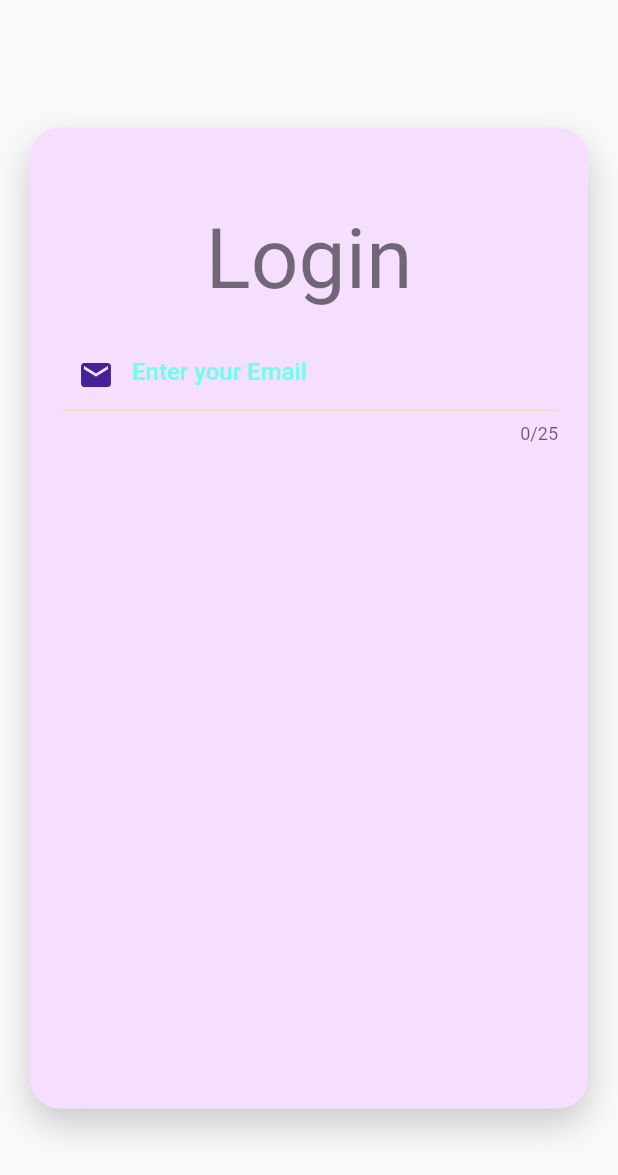
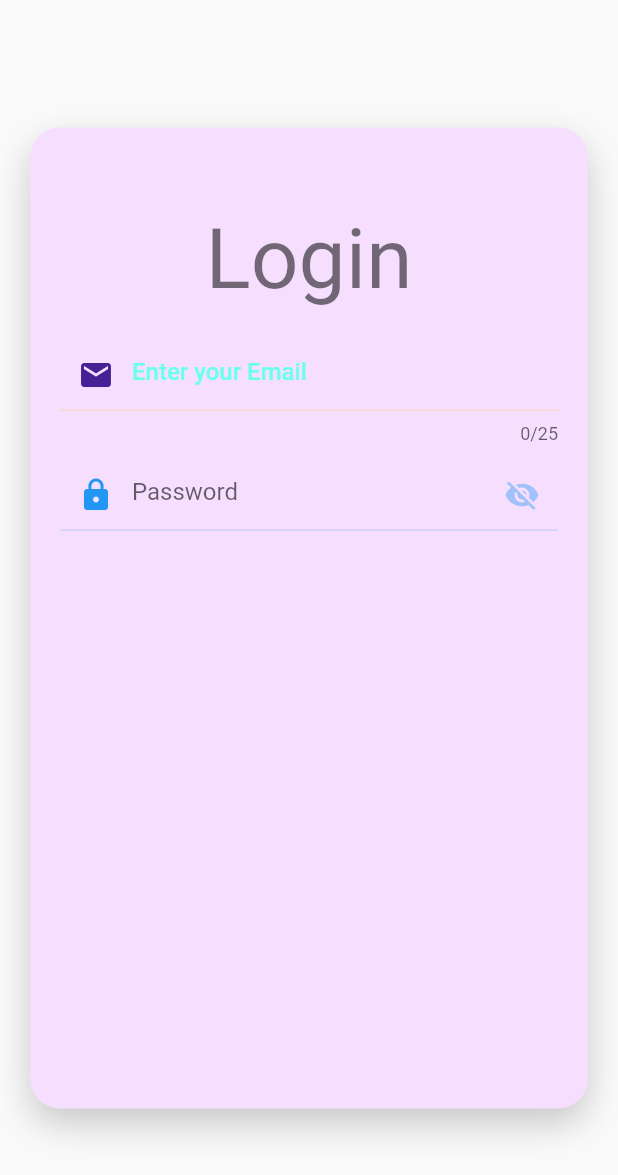
Before and after one commit to iNeedHelpX/customersmartapp, a Flutter app: the Login widget shown alone on an empty page, opened directly, on a phone screen of 412 x 824 dp. Shown: the top 1175 px of the screen. Run offline on Flutter 3.47's test engine with Material 2 defaults, Android fonts, the phone set to English and light mode, and no system bars; our stand-ins replace curved_navigation_bar; network calls fail.

Commit message:
loging container

```diff
--- a/lib/Views/login/emailtext.dart
+++ b/lib/Views/login/emailtext.dart
@@ -1,6 +1,7 @@
 import 'package:customersmartapp/colors/colors.dart';
 import 'package:flutter/material.dart';
 
+//handle email
 class EmailText extends StatefulWidget {
   final String emailQue;
   const EmailText({
--- a/lib/Views/login/login.dart
+++ b/lib/Views/login/login.dart
@@ -1,4 +1,5 @@
 import 'package:customersmartapp/Views/login/emailtext.dart';
+import 'package:customersmartapp/Views/login/passwordtext.dart';
 import 'package:customersmartapp/colors/colors.dart';
 import 'package:flutter/material.dart';
 
@@ -40,6 +41,10 @@ class _LoginState extends State<Login> {
               EmailText(
                 emailQue: 'Enter your Email',
               ),
+              SizedBox(
+                height: 10,
+              ),
+              PasswordText(passwordQue: 'Enter your Password')
             ],
           ),
         ),
--- a/lib/Views/login/passwordtext.dart
+++ b/lib/Views/login/passwordtext.dart
@@ -1,5 +1,6 @@
 import 'package:flutter/material.dart';
 
+//handle password
 class PasswordText extends StatefulWidget {
   final String passwordQue;
 
```
